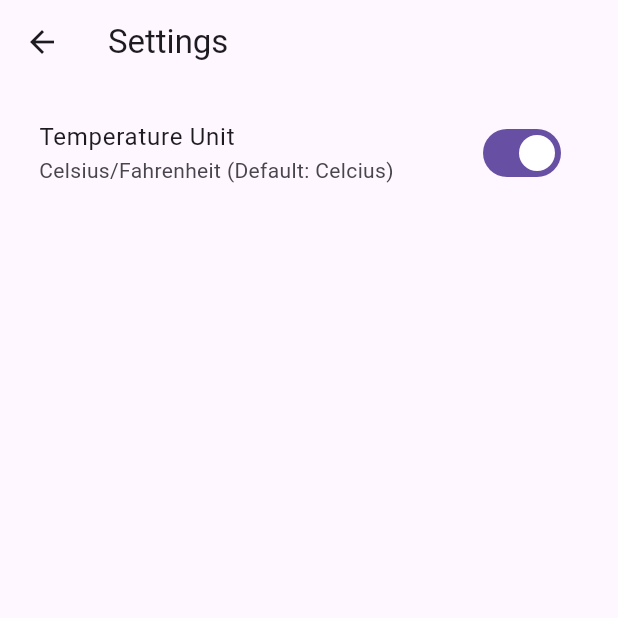
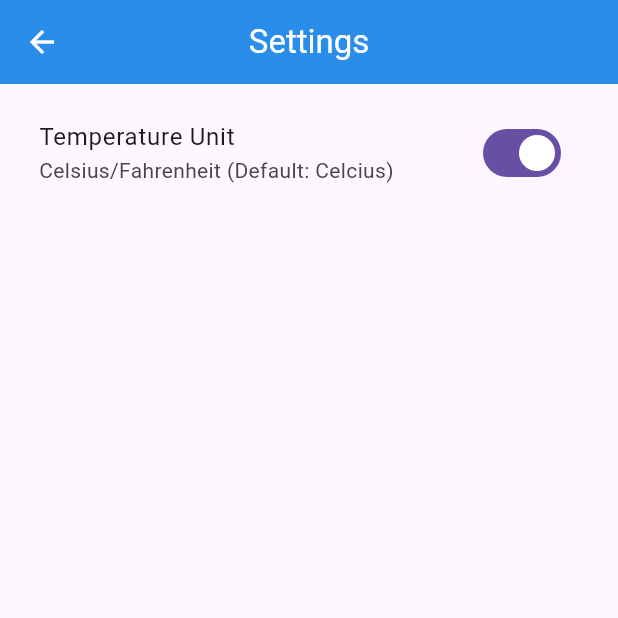
Before and after one commit to jaman24/Weather-App-Flutter, a Flutter app: the screen it shows after launch, after a tap on the "settings" icon, on a phone screen of 412 x 824 dp, the top half of it. Run offline on Flutter 3.47's test engine with Material 3 defaults, Android fonts, the phone set to English and light mode, and no system bars; our stand-ins replace bloc, equatable, flutter_bloc, flutter_dotenv, recase.

Commit message:
small change on appbar

```diff
--- a/lib/main.dart
+++ b/lib/main.dart
@@ -49,10 +49,25 @@ class MyApp extends StatelessWidget {
             return MaterialApp(
               title: 'Weather App',
               debugShowCheckedModeBanner: false,
-              theme:
+              theme: ThemeData.light().copyWith(
+                appBarTheme: const AppBarTheme(
+                  backgroundColor: Colors.blue,
+                  foregroundColor: Colors.white,
+                  elevation: 8,
+                ),
+              ),
+              darkTheme: ThemeData.dark().copyWith(
+                appBarTheme: const AppBarTheme(
+                  backgroundColor: Color.fromARGB(255, 57, 57, 57),
+                  foregroundColor: Colors.white,
+                  elevation: 8,
+                ),
+              ),
+              themeMode:
                   context.watch<ThemeCubit>().state.appTheme == AppTheme.light
-                      ? ThemeData.light()
-                      : ThemeData.dark(),
+                      ? ThemeMode.light
+                      : ThemeMode.dark,
+
               home: HomePage(),
             );
           },
--- a/lib/pages/Settings_page.dart
+++ b/lib/pages/Settings_page.dart
@@ -9,7 +9,7 @@ class SettingsPage extends StatelessWidget {
   @override
   Widget build(BuildContext context) {
     return Scaffold(
-      appBar: AppBar(title: Text('Settings')),
+      appBar: AppBar(title: Text('Settings'), centerTitle: true),
       body: Padding(
         padding: const EdgeInsets.symmetric(horizontal: 10.0, vertical: 10.0),
         child: ListTile(
--- a/lib/pages/search_page.dart
+++ b/lib/pages/search_page.dart
@@ -28,7 +28,7 @@ class _SearchPageState extends State<SearchPage> {
   @override
   Widget build(BuildContext context) {
     return Scaffold(
-      appBar: AppBar(title: Text('Search')),
+      appBar: AppBar(title: Text('Search'), centerTitle: true),
       body: Form(
         key: _formKey,
         autovalidateMode: autovalidateMode,
```
Also changed, not shown: 1 other file.
